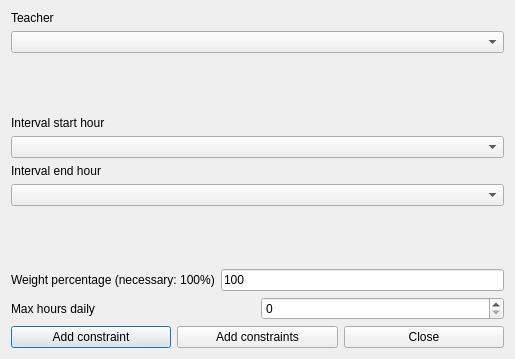
vonmecheln/fet, file fet/src/interface/addconstraintteachermaxhoursdailyinintervalform_template.ui: the form before one commit.
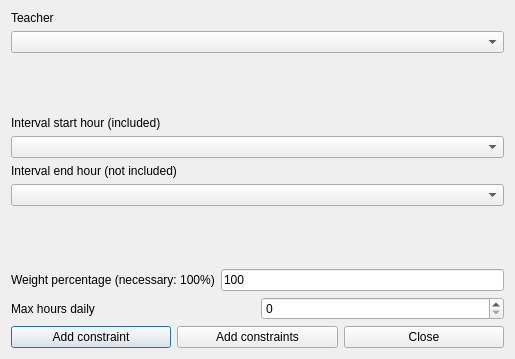
The form after the commit.

Diff of the .ui file:
```diff
--- a/fet/src/interface/addconstraintteachermaxhoursdailyinintervalform_template.ui
+++ b/fet/src/interface/addconstraintteachermaxhoursdailyinintervalform_template.ui
@@ -25,7 +25,7 @@
         <enum>QFrame::Plain</enum>
        </property>
        <property name="text">
-        <string>Interval end hour</string>
+        <string extracomment="This field refers to a constraint operating on a given hourly interval. The selected start hour of the interval is included (is counted) in the constraint, while the selected end hour of the interval is not included (is not counted) in the constraint.">Interval end hour (not included)</string>
        </property>
        <property name="wordWrap">
         <bool>false</bool>
@@ -114,7 +114,7 @@
         <enum>QFrame::Plain</enum>
        </property>
        <property name="text">
-        <string>Interval start hour</string>
+        <string extracomment="This field refers to a constraint operating on a given hourly interval. The selected start hour of the interval is included (is counted) in the constraint, while the selected end hour of the interval is not included (is not counted) in the constraint.">Interval start hour (included)</string>
        </property>
        <property name="wordWrap">
         <bool>false</bool>
```
